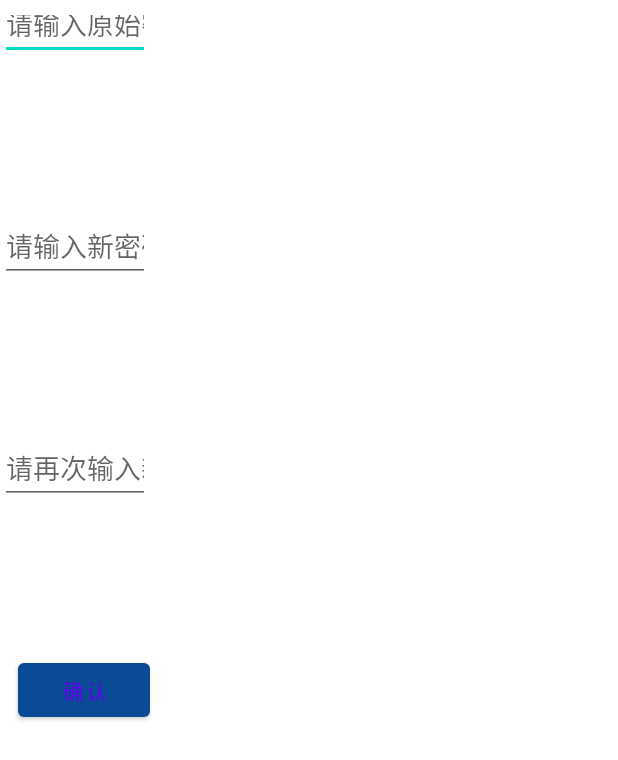
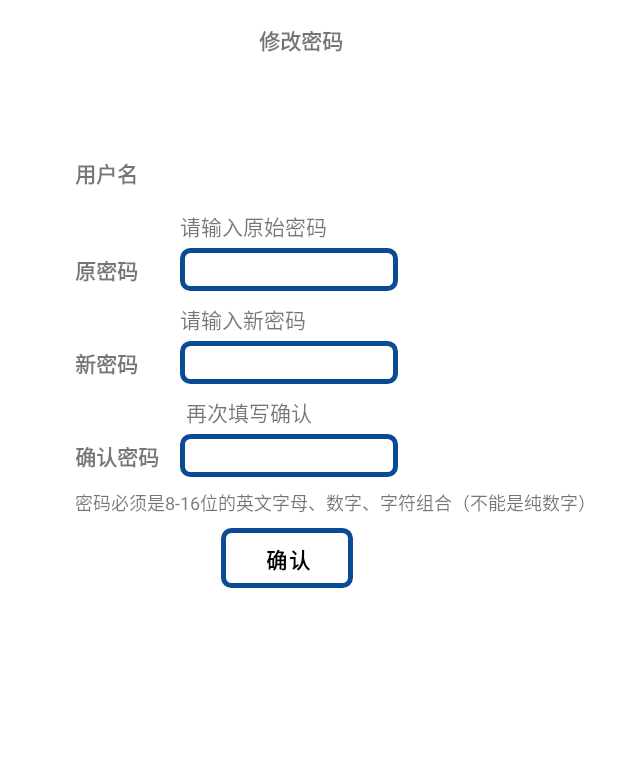
Before and after one commit to impptg/E_Measure, an Android app: the ChangePswdActivity screen opened directly, with no data from a screen before it, on a phone screen of 412 x 824 dp. Shown: the top 760 px of the screen. Run offline under Robolectric (Android 15) with nearby library versions, the phone set to English and light mode, and no system bars.

Commit message:
“修改密码界面的进一步完善”、

```diff
--- a/app/src/main/java/com/pptg/e_measure/EMApplication.kt
+++ b/app/src/main/java/com/pptg/e_measure/EMApplication.kt
@@ -9,7 +9,7 @@ class EMApplication : Application() {
 
     companion object {
         // 是否Mock
-        const val ISMOCK = true
+        const val ISMOCK = false
         // 正式地址
         const val HOST_URL = "http://47.95.223.213/myadmin/"
         // MOCK地址
--- a/app/src/main/java/com/pptg/e_measure/ui/settings/items/ChangePswdActivity.kt
+++ b/app/src/main/java/com/pptg/e_measure/ui/settings/items/ChangePswdActivity.kt
@@ -39,7 +39,7 @@ class ChangePswdActivity : AppCompatActivity(),View.OnClickListener{
         viewBinding.olderPswd.setText(viewmodel.older_pswd)
         viewBinding.newPswd.setText(viewmodel.new_pswd)
         viewBinding.newPswd1.setText(viewmodel.new_pswd1)
-
+        viewBinding.textView9.setText(viewmodel.user_name)
     }
     @CallSuper
     override fun dispatchTouchEvent(ev: MotionEvent): Boolean {
--- a/app/src/main/java/com/pptg/e_measure/ui/settings/items/ChangePswdViewModel.kt
+++ b/app/src/main/java/com/pptg/e_measure/ui/settings/items/ChangePswdViewModel.kt
@@ -20,11 +20,13 @@ class ChangePswdViewModel: ViewModel() {
     var older_pswd = ""
     var new_pswd = ""
     var new_pswd1 = ""
+    var user_name = ""
 
     fun changePswd(view: View,preferences: SharedPreferences) {
         var user_id  = preferences.getString("user_id","")
         if (new_pswd.equals(new_pswd1) && user_id != null && older_pswd != null && new_pswd != null){
             Log.d(TAG,"进入了第一层判断")
+
             val appServcie = ServiceCreator.create<ApiNet>()
             Log.d(TAG," "+user_id)
             Log.d(TAG,older_pswd)
@@ -51,6 +53,7 @@ class ChangePswdViewModel: ViewModel() {
 
             })
         }else{
+            Toast.makeText(EMApplication.context,"两次输入的密码不一致",Toast.LENGTH_LONG).show()
             Log.d(TAG,"没有进入第一层判断")
         }
 
--- a/app/src/main/res/drawable/border_bg.xml
+++ b/app/src/main/res/drawable/border_bg.xml
@@ -1,7 +1,7 @@
 <?xml version="1.0" encoding="utf-8"?>
 <shape xmlns:android="http://schemas.android.com/apk/res/android">
     <!-- 设置边框的宽度和颜色 -->
-    <stroke android:width="3dp" android:color="@color/orange_400"/>
+    <stroke android:width="3dp" android:color="@color/blue_500"/>
     <!-- 设置框内的填充色  -->
     <solid android:color="@android:color/transparent"/>
     <!-- 设置圆角 -->
--- a/app/src/main/res/layout/activity_change_pwd.xml
+++ b/app/src/main/res/layout/activity_change_pwd.xml
@@ -9,49 +9,154 @@
 
     <EditText
         android:id="@+id/older_pswd"
-        android:layout_width="100dp"
-        android:layout_height="40dp"
-        android:hint="请输入原始密码"
+        android:layout_width="145dp"
+        android:layout_height="wrap_content"
+        android:layout_marginTop="4dp"
+        android:background="@drawable/border_bg"
         android:inputType="textPassword"
-        tools:layout_editor_absoluteX="155dp"
-        tools:layout_editor_absoluteY="88dp" />
+        app:layout_constraintStart_toStartOf="@+id/textView"
+        app:layout_constraintTop_toBottomOf="@+id/textView" />
 
     <EditText
         android:id="@+id/new_pswd"
-        android:layout_width="100dp"
+        android:layout_width="145dp"
         android:layout_height="wrap_content"
-        android:layout_marginTop="100dp"
+        android:layout_marginTop="4dp"
+        android:background="@drawable/border_bg"
         android:ems="10"
-        android:hint="请输入新密码"
         android:inputType="textPassword"
         app:layout_constraintEnd_toEndOf="@+id/older_pswd"
         app:layout_constraintHorizontal_bias="0.0"
         app:layout_constraintStart_toStartOf="@+id/older_pswd"
-        app:layout_constraintTop_toBottomOf="@+id/older_pswd" />
+        app:layout_constraintTop_toBottomOf="@+id/textView2" />
 
     <EditText
         android:id="@+id/new_pswd1"
-        android:layout_width="100dp"
+        android:layout_width="145dp"
         android:layout_height="wrap_content"
-        android:layout_marginTop="100dp"
+        android:layout_marginTop="4dp"
+        android:background="@drawable/border_bg"
         android:ems="10"
-        android:hint="请再次输入新密码"
         android:inputType="textPassword"
         app:layout_constraintEnd_toEndOf="@+id/new_pswd"
         app:layout_constraintHorizontal_bias="0.0"
         app:layout_constraintStart_toStartOf="@+id/new_pswd"
-        app:layout_constraintTop_toBottomOf="@+id/new_pswd" />
+        app:layout_constraintTop_toBottomOf="@+id/textView3" />
 
     <Button
         android:id="@+id/changePswd_button"
         android:layout_width="wrap_content"
+        android:layout_height="40dp"
+        android:layout_marginTop="8dp"
+        android:background="@drawable/border_bg"
+        android:text="确认"
+        android:textColor="@color/black"
+        android:textStyle="bold"
+        app:layout_constraintEnd_toEndOf="@+id/new_pswd1"
+        app:layout_constraintHorizontal_bias="0.473"
+        app:layout_constraintStart_toStartOf="@+id/new_pswd1"
+        app:layout_constraintTop_toBottomOf="@+id/textView7" />
+
+    <TextView
+        android:id="@+id/textView"
+        android:layout_width="wrap_content"
         android:layout_height="wrap_content"
-        android:layout_marginTop="100dp"
-        android:text="确认"
-        app:layout_constraintEnd_toEndOf="@+id/new_pswd1"
-        app:layout_constraintHorizontal_bias="1.0"
-        app:layout_constraintStart_toStartOf="@+id/new_pswd1"
+        android:layout_marginStart="120dp"
+        android:layout_marginTop="140dp"
+        android:text="请输入原始密码"
+        app:layout_constraintStart_toStartOf="parent"
+        app:layout_constraintTop_toTopOf="parent" />
+
+    <TextView
+        android:id="@+id/textView2"
+        android:layout_width="wrap_content"
+        android:layout_height="wrap_content"
+        android:layout_marginTop="8dp"
+        android:text="请输入新密码"
+        app:layout_constraintStart_toStartOf="@+id/older_pswd"
+        app:layout_constraintTop_toBottomOf="@+id/older_pswd" />
+
+    <TextView
+        android:id="@+id/textView3"
+        android:layout_width="wrap_content"
+        android:layout_height="wrap_content"
+        android:layout_marginStart="4dp"
+        android:layout_marginTop="8dp"
+        android:text="再次填写确认"
+        app:layout_constraintStart_toStartOf="@+id/textView"
+        app:layout_constraintTop_toBottomOf="@+id/new_pswd" />
+
+    <TextView
+        android:id="@+id/textView4"
+        android:layout_width="wrap_content"
+        android:layout_height="wrap_content"
+        android:layout_marginStart="50dp"
+        android:text="原密码"
+        android:textStyle="bold"
+        app:layout_constraintBottom_toBottomOf="@+id/older_pswd"
+        app:layout_constraintStart_toStartOf="parent"
+        app:layout_constraintTop_toTopOf="@+id/older_pswd" />
+
+    <TextView
+        android:id="@+id/textView5"
+        android:layout_width="wrap_content"
+        android:layout_height="wrap_content"
+        android:text="新密码"
+        android:textStyle="bold"
+        app:layout_constraintBottom_toBottomOf="@+id/new_pswd"
+        app:layout_constraintEnd_toEndOf="@+id/textView4"
+        app:layout_constraintStart_toStartOf="@+id/textView4"
+        app:layout_constraintTop_toTopOf="@+id/new_pswd" />
+
+    <TextView
+        android:id="@+id/textView6"
+        android:layout_width="wrap_content"
+        android:layout_height="wrap_content"
+        android:text="确认密码"
+        android:textStyle="bold"
+        app:layout_constraintBottom_toBottomOf="@+id/new_pswd1"
+        app:layout_constraintStart_toStartOf="@+id/textView5"
+        app:layout_constraintTop_toTopOf="@+id/new_pswd1" />
+
+    <TextView
+        android:id="@+id/textView7"
+        android:layout_width="wrap_content"
+        android:layout_height="wrap_content"
+        android:layout_marginTop="8dp"
+        android:autoSizeTextType="uniform"
+        android:text="密码必须是8-16位的英文字母、数字、字符组合（不能是纯数字）"
+        android:textSize="12sp"
+        app:layout_constraintStart_toStartOf="@+id/textView4"
         app:layout_constraintTop_toBottomOf="@+id/new_pswd1" />
+
+    <TextView
+        android:id="@+id/textView8"
+        android:layout_width="wrap_content"
+        android:layout_height="wrap_content"
+        android:text="用户名"
+        android:textStyle="bold"
+        app:layout_constraintStart_toStartOf="@+id/textView4"
+        app:layout_constraintTop_toTopOf="@+id/textView9" />
+
+    <TextView
+        android:id="@+id/textView9"
+        android:layout_width="wrap_content"
+        android:layout_height="wrap_content"
+        android:layout_marginBottom="16dp"
+        android:text="TextView"
+        app:layout_constraintBottom_toTopOf="@+id/textView"
+        app:layout_constraintStart_toStartOf="@+id/textView" />
+
+    <TextView
+        android:id="@+id/textView11"
+        android:layout_width="67dp"
+        android:layout_height="19dp"
+        android:layout_marginTop="16dp"
+        android:text="修改密码"
+        android:textStyle="bold"
+        app:layout_constraintEnd_toEndOf="parent"
+        app:layout_constraintStart_toStartOf="parent"
+        app:layout_constraintTop_toTopOf="parent" />
 
 
 </androidx.constraintlayout.widget.ConstraintLayout>
```
